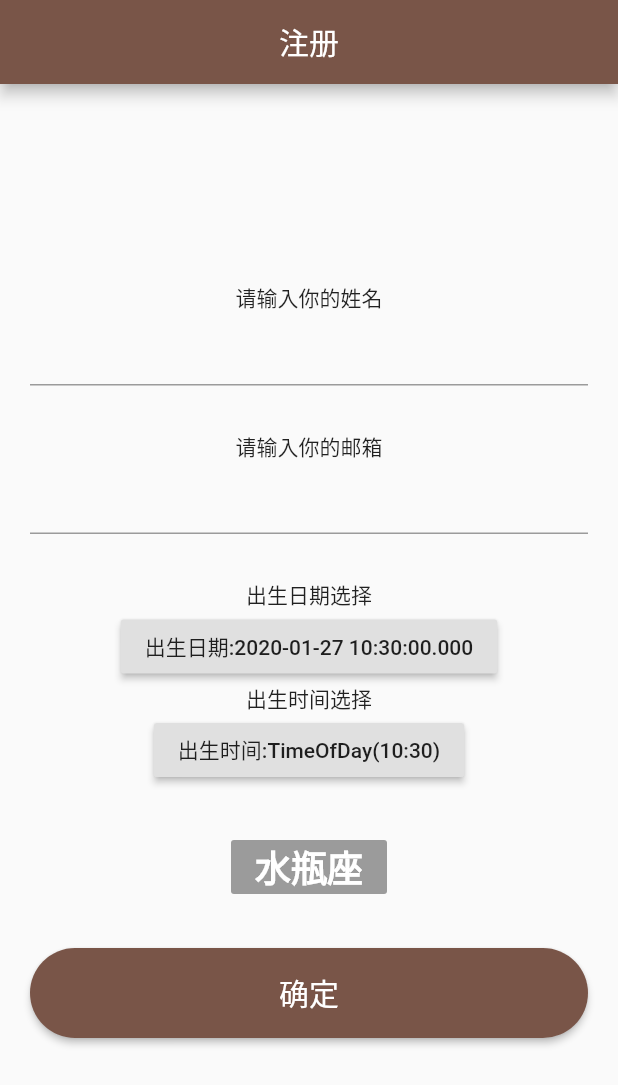
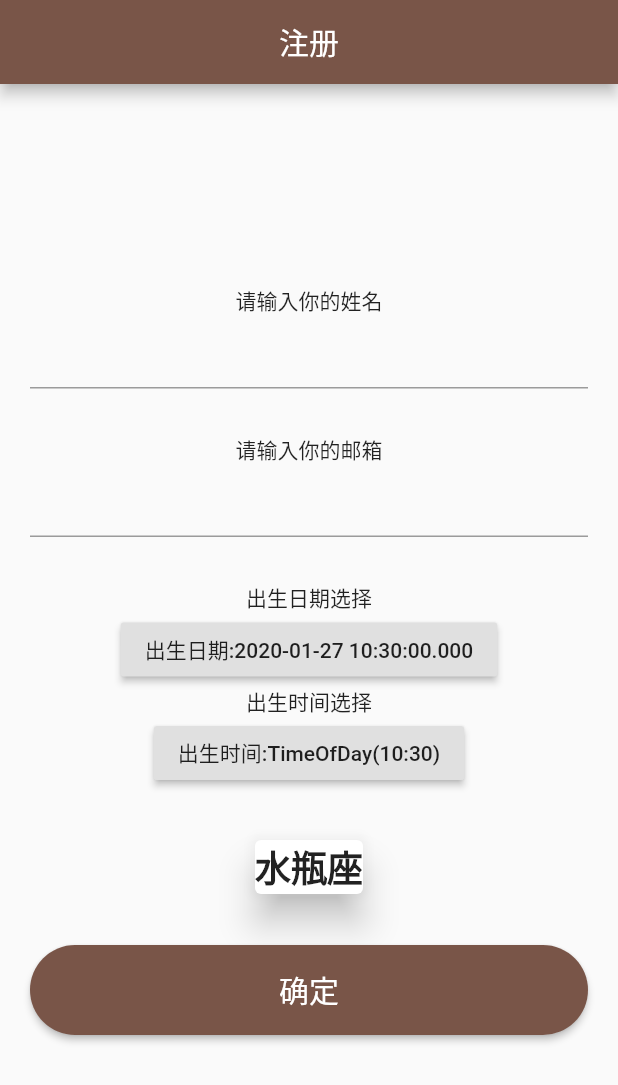
Before and after one commit to leijingxing/fate, a Flutter app: the screen it shows after launch, on a phone screen of 412 x 824 dp. Shown: the top 1085 px of the screen. Run offline on Flutter 3.47's test engine with Material 2 defaults, Android fonts, the phone set to English and light mode, and no system bars; our stand-ins replace animated_text_kit, flip_card, package_info, shared_preferences.

Commit message:
2020-1-27

```diff
--- a/lib/Login/login.dart
+++ b/lib/Login/login.dart
@@ -1,4 +1,3 @@
-import 'package:fate/style/MyColor.dart';
 import 'package:fate/tab/Tabs.dart';
 import 'package:flutter/material.dart';
 import 'package:shared_preferences/shared_preferences.dart';
@@ -185,9 +184,9 @@ class _LoginState extends State<Login> {
               margin: EdgeInsets.only(top: 30),
               child: Column(
                 children: <Widget>[
-                  RaisedButton(
+                  Card(
+                    elevation: 10,
                     child: Text("${getConstellation(_date).toString()}",style: TextStyle(
-                      color: Colors.white,
                       fontWeight: FontWeight.bold,
                       fontSize: 24
                     ),),
--- a/lib/main.dart
+++ b/lib/main.dart
@@ -1,8 +1,6 @@
 import 'package:fate/page/Slpash.dart';
-import 'package:fate/tab/Tabs.dart';
 import 'package:flutter/material.dart';
 
-import 'Login/login.dart';
 
 void main() => runApp(MyApp());
 
```
Also changed, not shown: lib/tab/Tabs.dart (+13 -0 lines).
